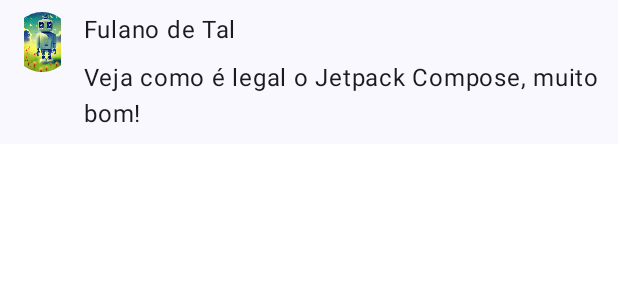
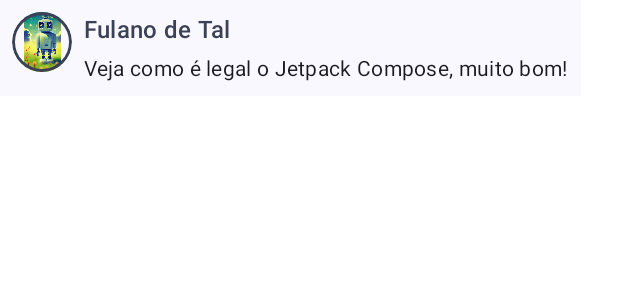
Before and after one commit to danilovalerio/compose_learn_app, an Android app built with Jetpack Compose: the @Preview function GreetingPreview, on a phone screen of 412 x 824 dp. Shown: the top 300 px of the screen. Run offline under Robolectric (Android 15) with nearby library versions, the phone set to English and light mode, and no system bars.

Commit message:
Usando Material Design - Cores e stilos de textos

```diff
--- a/app/src/main/java/com/example/composelearnapp/MainActivity.kt
+++ b/app/src/main/java/com/example/composelearnapp/MainActivity.kt
@@ -4,6 +4,7 @@ import android.os.Bundle
 import androidx.activity.ComponentActivity
 import androidx.activity.compose.setContent
 import androidx.compose.foundation.Image
+import androidx.compose.foundation.border
 import androidx.compose.foundation.layout.Column
 import androidx.compose.foundation.layout.Row
 import androidx.compose.foundation.layout.Spacer
@@ -53,16 +54,28 @@ fun MessageCard(msg: Message) {
                 //configura o tamanho da imagem para 40 dp e recorda em forma de circulo
                 .size(40.dp)
                 .clip(CircleShape)
+                .border(
+                    1.5.dp, MaterialTheme.colorScheme.secondary,
+                    CircleShape
+                )
+
         )
 
         //adiciona um space horizontal entre a image e a coluna dos textos
         Spacer(modifier = Modifier.width(8.dp))
 
         Column {
-            Text(text = msg.author)
+            Text(
+                text = msg.author,
+                color = MaterialTheme.colorScheme.secondary,
+                style = MaterialTheme.typography.titleMedium
+            )
             //adiciona um espaço vertical entre autor e conteúdo
-            Spacer(modifier = Modifier.height(8.dp))
-            Text(text = msg.body)
+            Spacer(modifier = Modifier.height(4.dp))
+            Text(
+                text = msg.body,
+                style = MaterialTheme.typography.bodyMedium
+            )
         }
     }
 
```
